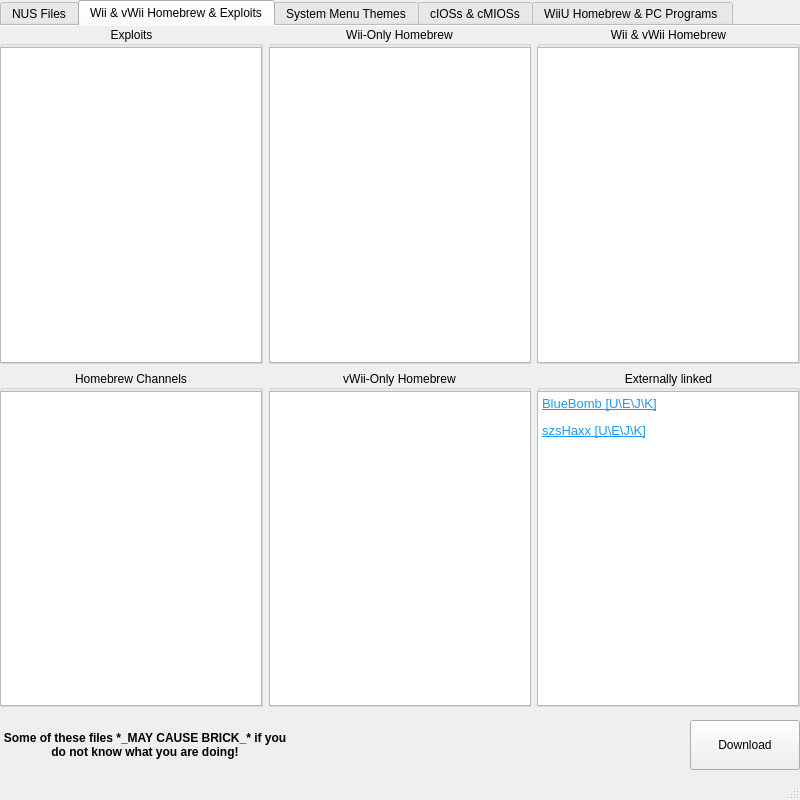
The window that mainWindow.ui (korbosoft/modmiiDownloader) describes before a commit, drawn with Qt 5.
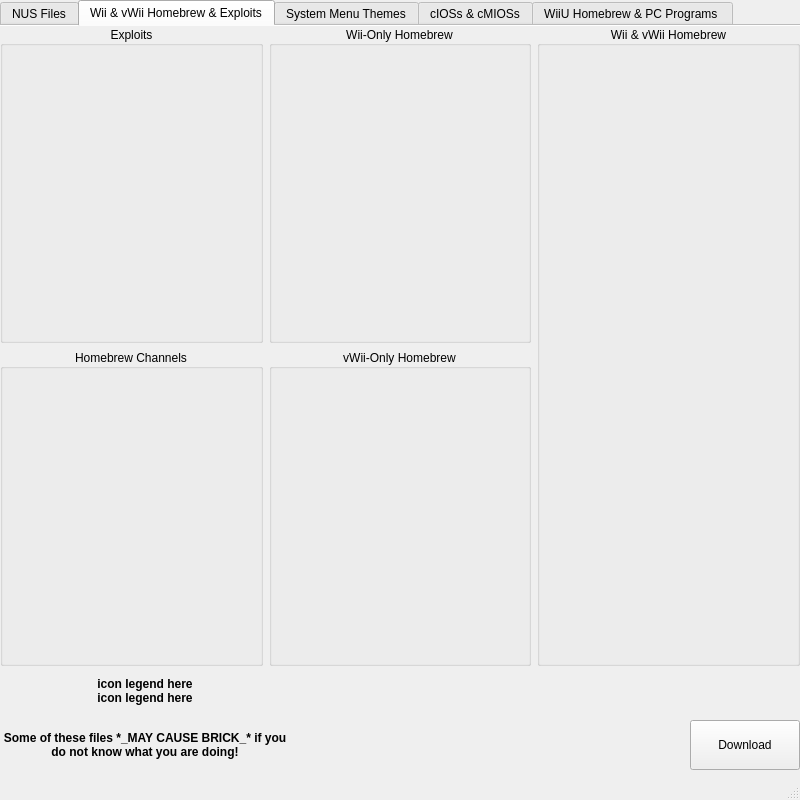
The same window after the commit. The open tabs and pages were chosen to show the change. Icons and pictures are not drawn. Custom widgets are drawn as their Qt base class.

```diff
--- a/mainWindow.ui
+++ b/mainWindow.ui
@@ -337,54 +337,10 @@
         <x>0</x>
         <y>0</y>
         <width>800</width>
-        <height>681</height>
+        <height>640</height>
        </rect>
       </property>
       <layout class="QGridLayout" name="wiiHaxLayout">
-       <item row="0" column="1">
-        <widget class="QGroupBox" name="wiiHomebrew">
-         <property name="sizePolicy">
-          <sizepolicy hsizetype="Expanding" vsizetype="Expanding">
-           <horstretch>0</horstretch>
-           <verstretch>0</verstretch>
-          </sizepolicy>
-         </property>
-         <property name="title">
-          <string>Wii-Only Homebrew</string>
-         </property>
-         <property name="alignment">
-          <set>Qt::AlignmentFlag::AlignCenter</set>
-         </property>
-         <widget class="QListView" name="wiiHomebrewList">
-          <property name="geometry">
-           <rect>
-            <x>0</x>
-            <y>21</y>
-            <width>262</width>
-            <height>316</height>
-           </rect>
-          </property>
-          <property name="sizePolicy">
-           <sizepolicy hsizetype="Fixed" vsizetype="Fixed">
-            <horstretch>0</horstretch>
-            <verstretch>0</verstretch>
-           </sizepolicy>
-          </property>
-          <property name="alternatingRowColors">
-           <bool>true</bool>
-          </property>
-          <property name="selectionMode">
-           <enum>QAbstractItemView::SelectionMode::MultiSelection</enum>
-          </property>
-          <property name="isWrapping" stdset="0">
-           <bool>false</bool>
-          </property>
-          <property name="uniformItemSizes">
-           <bool>false</bool>
-          </property>
-         </widget>
-        </widget>
-       </item>
        <item row="0" column="0">
         <widget class="QGroupBox" name="exploits">
          <property name="sizePolicy">
@@ -399,35 +355,10 @@
          <property name="alignment">
           <set>Qt::AlignmentFlag::AlignCenter</set>
          </property>
-         <widget class="QListView" name="exploitList">
-          <property name="geometry">
-           <rect>
-            <x>0</x>
-            <y>21</y>
-            <width>262</width>
-            <height>316</height>
-           </rect>
-          </property>
-          <property name="sizePolicy">
-           <sizepolicy hsizetype="Fixed" vsizetype="Fixed">
-            <horstretch>0</horstretch>
-            <verstretch>0</verstretch>
-           </sizepolicy>
-          </property>
-          <property name="alternatingRowColors">
-           <bool>true</bool>
-          </property>
-          <property name="selectionMode">
-           <enum>QAbstractItemView::SelectionMode::MultiSelection</enum>
-          </property>
-          <property name="uniformItemSizes">
-           <bool>false</bool>
-          </property>
-         </widget>
         </widget>
        </item>
-       <item row="1" column="1">
-        <widget class="QGroupBox" name="vWiihomebrew">
+       <item row="0" column="1">
+        <widget class="DownloadListSection" name="wiiHomebrew">
          <property name="sizePolicy">
           <sizepolicy hsizetype="Expanding" vsizetype="Expanding">
            <horstretch>0</horstretch>
@@ -435,36 +366,11 @@
           </sizepolicy>
          </property>
          <property name="title">
-          <string>vWii-Only Homebrew</string>
+          <string>Wii-Only Homebrew</string>
          </property>
          <property name="alignment">
           <set>Qt::AlignmentFlag::AlignCenter</set>
          </property>
-         <widget class="QListView" name="vWiihomebrewList">
-          <property name="geometry">
-           <rect>
-            <x>0</x>
-            <y>21</y>
-            <width>262</width>
-            <height>315</height>
-           </rect>
-          </property>
-          <property name="sizePolicy">
-           <sizepolicy hsizetype="Fixed" vsizetype="Fixed">
-            <horstretch>0</horstretch>
-            <verstretch>0</verstretch>
-           </sizepolicy>
-          </property>
-          <property name="alternatingRowColors">
-           <bool>true</bool>
-          </property>
-          <property name="selectionMode">
-           <enum>QAbstractItemView::SelectionMode::MultiSelection</enum>
-          </property>
-          <property name="uniformItemSizes">
-           <bool>false</bool>
-          </property>
-         </widget>
         </widget>
        </item>
        <item row="1" column="0">
@@ -481,38 +387,10 @@
          <property name="alignment">
           <set>Qt::AlignmentFlag::AlignCenter</set>
          </property>
-         <widget class="QListView" name="hbcList">
-          <property name="geometry">
-           <rect>
-            <x>0</x>
-            <y>21</y>
-            <width>262</width>
-            <height>315</height>
-           </rect>
-          </property>
-          <property name="sizePolicy">
-           <sizepolicy hsizetype="Fixed" vsizetype="Fixed">
-            <horstretch>0</horstretch>
-            <verstretch>0</verstretch>
-           </sizepolicy>
-          </property>
-          <property name="alternatingRowColors">
-           <bool>true</bool>
-          </property>
-          <property name="selectionMode">
-           <enum>QAbstractItemView::SelectionMode::MultiSelection</enum>
-          </property>
-          <property name="isWrapping" stdset="0">
-           <bool>false</bool>
-          </property>
-          <property name="uniformItemSizes">
-           <bool>false</bool>
-          </property>
-         </widget>
         </widget>
        </item>
-       <item row="0" column="2">
-        <widget class="QGroupBox" name="bothHomebrew">
+       <item row="0" column="2" rowspan="2">
+        <widget class="DownloadListSection" name="bothHomebrew">
          <property name="sizePolicy">
           <sizepolicy hsizetype="Expanding" vsizetype="Expanding">
            <horstretch>0</horstretch>
@@ -525,83 +403,57 @@
          <property name="alignment">
           <set>Qt::AlignmentFlag::AlignCenter</set>
          </property>
-         <widget class="QListView" name="bothHomebrewList">
-          <property name="geometry">
-           <rect>
-            <x>0</x>
-            <y>21</y>
-            <width>262</width>
-            <height>316</height>
-           </rect>
-          </property>
-          <property name="sizePolicy">
-           <sizepolicy hsizetype="Fixed" vsizetype="Fixed">
-            <horstretch>0</horstretch>
-            <verstretch>0</verstretch>
-           </sizepolicy>
-          </property>
-          <property name="alternatingRowColors">
-           <bool>true</bool>
-          </property>
-          <property name="selectionMode">
-           <enum>QAbstractItemView::SelectionMode::MultiSelection</enum>
-          </property>
-          <property name="isWrapping" stdset="0">
-           <bool>false</bool>
-          </property>
-          <property name="uniformItemSizes">
-           <bool>false</bool>
-          </property>
-         </widget>
         </widget>
        </item>
-       <item row="1" column="2">
-        <widget class="QGroupBox" name="external">
+       <item row="1" column="1">
+        <widget class="DownloadListSection" name="vWiiHomebrew">
+         <property name="sizePolicy">
+          <sizepolicy hsizetype="Expanding" vsizetype="Expanding">
+           <horstretch>0</horstretch>
+           <verstretch>0</verstretch>
+          </sizepolicy>
+         </property>
          <property name="title">
-          <string>Externally linked</string>
+          <string>vWii-Only Homebrew</string>
          </property>
          <property name="alignment">
           <set>Qt::AlignmentFlag::AlignCenter</set>
          </property>
-         <widget class="QTextBrowser" name="externalText">
-          <property name="geometry">
-           <rect>
-            <x>0</x>
-            <y>21</y>
-            <width>262</width>
-            <height>315</height>
-           </rect>
-          </property>
-          <property name="markdown">
-           <string>[BlueBomb \[U\\E\\J\\K]](https://wii.hacks.guide/bluebomb.html)                
-                                                       
-
-[szsHaxx \[U\\E\\J\\K]](https://github.com/MikeIsAStar/szsHaxx)
-
-</string>
-          </property>
-          <property name="html">
-           <string>&lt;!DOCTYPE HTML PUBLIC &quot;-//W3C//DTD HTML 4.0//EN&quot; &quot;http://www.w3.org/TR/REC-html40/strict.dtd&quot;&gt;
-&lt;html&gt;&lt;head&gt;&lt;meta name=&quot;qrichtext&quot; content=&quot;1&quot; /&gt;&lt;meta charset=&quot;utf-8&quot; /&gt;&lt;style type=&quot;text/css&quot;&gt;
-p, li { white-space: pre-wrap; }
-hr { height: 1px; border-width: 0; }
-li.unchecked::marker { content: &quot;\2610&quot;; }
-li.checked::marker { content: &quot;\2612&quot;; }
-&lt;/style&gt;&lt;/head&gt;&lt;body style=&quot; font-family:'Noto Sans'; font-size:10pt; font-weight:400; font-style:normal;&quot;&gt;
-&lt;p style=&quot; margin-top:12px; margin-bottom:12px; margin-left:0px; margin-right:0px; -qt-block-indent:0; text-indent:0px;&quot;&gt;&lt;a href=&quot;https://wii.hacks.guide/bluebomb.html&quot;&gt;&lt;span style=&quot; text-decoration: underline; color:#1d99f3;&quot;&gt;BlueBomb [U\E\J\K]&lt;/span&gt;&lt;/a&gt;                                                                        &lt;/p&gt;
-&lt;p style=&quot; margin-top:12px; margin-bottom:12px; margin-left:0px; margin-right:0px; -qt-block-indent:0; text-indent:0px;&quot;&gt;&lt;a href=&quot;https://github.com/MikeIsAStar/szsHaxx&quot;&gt;&lt;span style=&quot; text-decoration: underline; color:#1d99f3;&quot;&gt;szsHaxx [U\E\J\K]&lt;/span&gt;&lt;/a&gt;&lt;/p&gt;&lt;/body&gt;&lt;/html&gt;</string>
-          </property>
-          <property name="openExternalLinks">
-           <bool>true</bool>
-          </property>
-          <property name="openLinks">
-           <bool>false</bool>
-          </property>
-         </widget>
         </widget>
        </item>
       </layout>
      </widget>
+     <widget class="QLabel" name="warning_2">
+      <property name="geometry">
+       <rect>
+        <x>0</x>
+        <y>640</y>
+        <width>290</width>
+        <height>50</height>
+       </rect>
+      </property>
+      <property name="font">
+       <font>
+        <bold>true</bold>
+       </font>
+      </property>
+      <property name="text">
+       <string>icon legend here
+icon legend here</string>
+      </property>
+      <property name="textFormat">
+       <enum>Qt::TextFormat::AutoText</enum>
+      </property>
+      <property name="alignment">
+       <set>Qt::AlignmentFlag::AlignCenter</set>
+      </property>
+      <property name="wordWrap">
+       <bool>true</bool>
+      </property>
+      <property name="textInteractionFlags">
+       <set>Qt::TextInteractionFlag::NoTextInteraction</set>
+      </property>
+     </widget>
     </widget>
     <widget class="QWidget" name="themes">
      <attribute name="title">
@@ -1185,6 +1037,12 @@
    <header>waninCheckGrid</header>
    <container>1</container>
   </customwidget>
+  <customwidget>
+   <class>DownloadListSection</class>
+   <extends>QGroupBox</extends>
+   <header>DownloadWidgets</header>
+   <container>1</container>
+  </customwidget>
  </customwidgets>
  <tabstops>
   <tabstop>tabWidget</tabstop>
```
Left out of the diff: 488 changed lines with no effect on the pictures.
